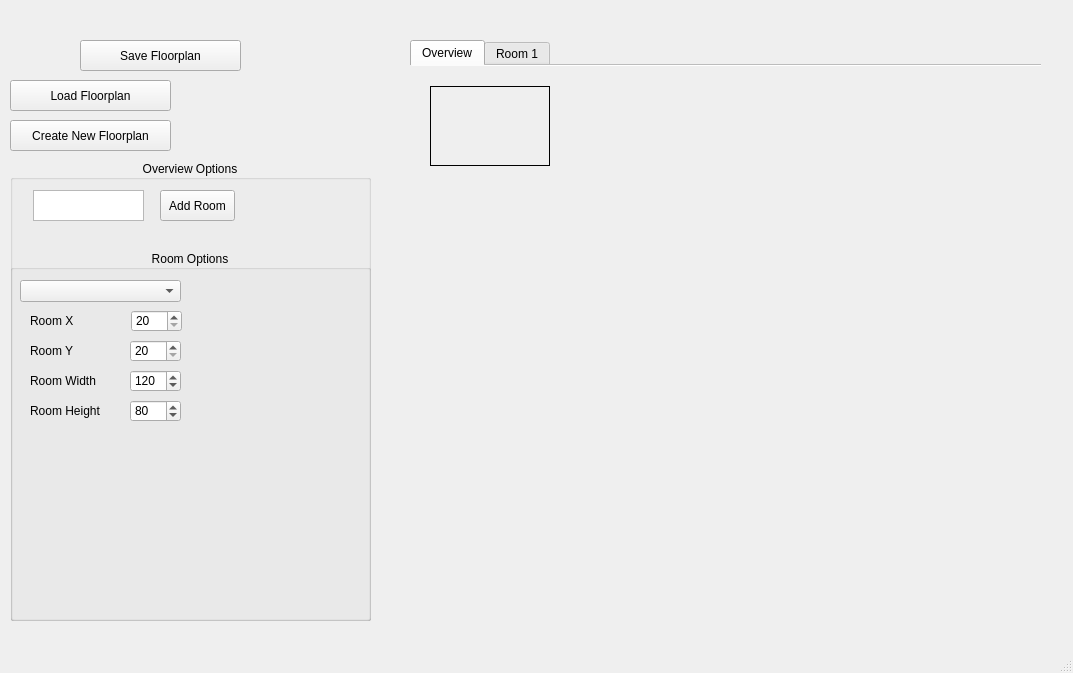
First picture: the form in Source/Views/floorplandesigner.ui, repository CS499-RoboVac/Robovac, before the edit.
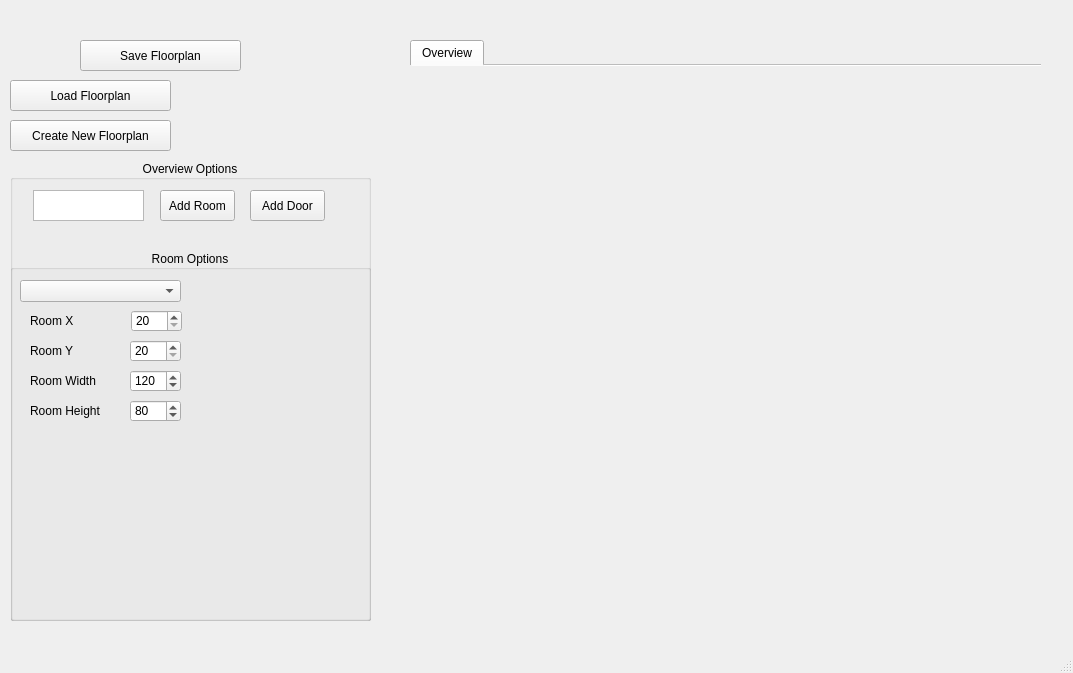
Second picture: the form after the edit.

Commit message: Get Doors and selection mostly working. Still a few little bugs

What changed in the file:
```diff
--- a/Source/Views/floorplandesigner.ui
+++ b/Source/Views/floorplandesigner.ui
@@ -75,59 +75,6 @@
      <attribute name="title">
       <string>Overview</string>
      </attribute>
-     <widget class="QFrame" name="r1">
-      <property name="geometry">
-       <rect>
-        <x>20</x>
-        <y>20</y>
-        <width>120</width>
-        <height>80</height>
-       </rect>
-      </property>
-      <property name="font">
-       <font>
-        <kerning>true</kerning>
-       </font>
-      </property>
-      <property name="frameShape">
-       <enum>QFrame::Box</enum>
-      </property>
-      <property name="frameShadow">
-       <enum>QFrame::Plain</enum>
-      </property>
-      <property name="lineWidth">
-       <number>1</number>
-      </property>
-     </widget>
-    </widget>
-    <widget class="QWidget" name="room1">
-     <attribute name="title">
-      <string>Room 1</string>
-     </attribute>
-     <widget class="QFrame" name="r1_full">
-      <property name="geometry">
-       <rect>
-        <x>20</x>
-        <y>20</y>
-        <width>600</width>
-        <height>400</height>
-       </rect>
-      </property>
-      <property name="font">
-       <font>
-        <kerning>true</kerning>
-       </font>
-      </property>
-      <property name="frameShape">
-       <enum>QFrame::Box</enum>
-      </property>
-      <property name="frameShadow">
-       <enum>QFrame::Plain</enum>
-      </property>
-      <property name="lineWidth">
-       <number>1</number>
-      </property>
-     </widget>
     </widget>
    </widget>
    <widget class="QGroupBox" name="optionsBox">
@@ -337,6 +284,19 @@
       </property>
      </widget>
     </widget>
+    <widget class="QPushButton" name="addDoorButton">
+     <property name="geometry">
+      <rect>
+       <x>240</x>
+       <y>30</y>
+       <width>75</width>
+       <height>31</height>
+      </rect>
+     </property>
+     <property name="text">
+      <string>Add Door</string>
+     </property>
+    </widget>
    </widget>
   </widget>
   <widget class="QStatusBar" name="statusbar"/>
```
Left out of the diff: 4 changed lines with no effect on the pictures. The commit also changes 3 other files.
